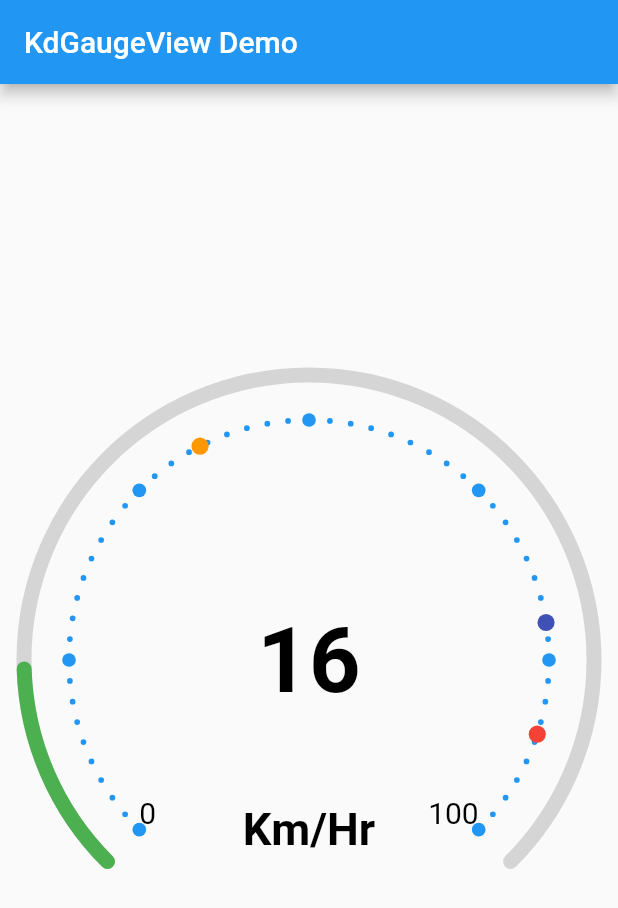
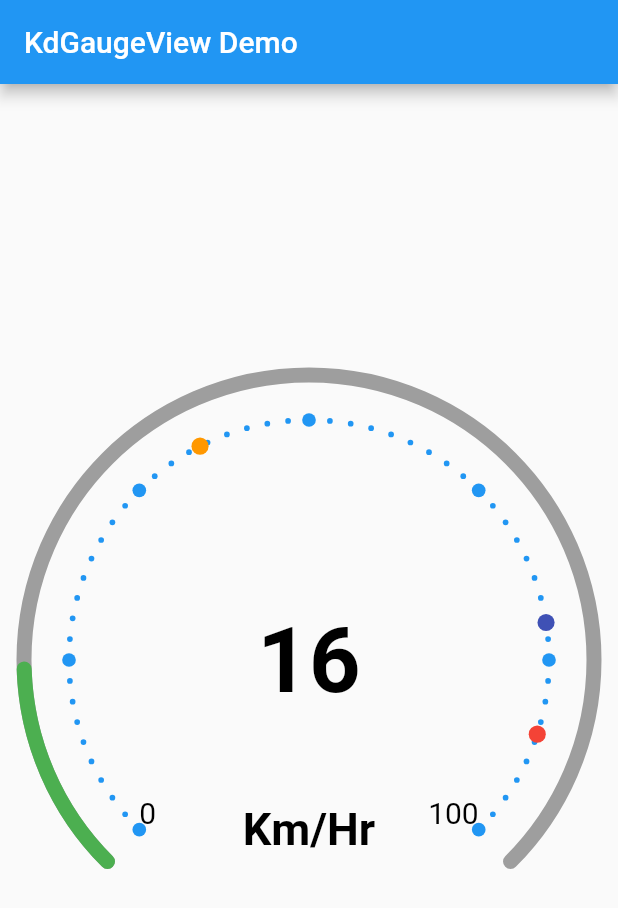
Before and after one commit to Sorbh/kdGaugeViewFlutter, a Flutter app: the first screen one second after launch, on a phone screen of 412 x 824 dp. Shown: the top 908 px of the screen. Run offline on Flutter 3.47's test engine with Material 2 defaults, Android fonts, the phone set to English and light mode, and no system bars.

Commit message:
Included InactiveArcColor

```diff
--- a/lib/kdgaugeview.dart
+++ b/lib/kdgaugeview.dart
@@ -33,6 +33,8 @@ class KdGaugeView extends StatefulWidget {
   final Duration duration;
   final int fractionDigits;
 
+  final Color inactiveArcColor;
+
   final Widget? child;
 
   KdGaugeView(
@@ -63,6 +65,7 @@ class KdGaugeView extends StatefulWidget {
       this.activeGaugeColor = Colors.green,
       this.innerCirclePadding = 30,
       this.divisionCircleColors = Colors.blue,
+      this.inactiveArcColor = Colors.grey,
       this.subDivisionCircleColors = Colors.blue,
       this.animate = false,
       this.duration = const Duration(milliseconds: 400),
@@ -130,6 +133,7 @@ class KdGaugeViewState extends State<KdGaugeView>
   Widget build(BuildContext context) {
     return CustomPaint(
       painter: _KdGaugeCustomPainter(
+          widget.inactiveArcColor,
           _gaugeMarkSpeed,
           widget.speedTextStyle,
           widget.unitOfMeasurement,
@@ -195,6 +199,8 @@ class _KdGaugeCustomPainter extends CustomPainter {
   final Color subDivisionCircleColors;
   final Color divisionCircleColors;
 
+  final Color inactiveArcColor;
+
   Offset? center;
   double mRadius = 200;
   double mDottedCircleRadius = 0;
@@ -202,6 +208,7 @@ class _KdGaugeCustomPainter extends CustomPainter {
   final int fractionDigits;
 
   _KdGaugeCustomPainter(
+      this.inactiveArcColor,
       this.speed,
       this.speedTextStyle,
       this.unitOfMeasurement,
@@ -245,7 +252,7 @@ class _KdGaugeCustomPainter extends CustomPainter {
         degToRad(arcStartAngle) as double,
         degToRad(arcSweepAngle) as double,
         false,
-        paint..color = Colors.grey.withOpacity(.4));
+        paint..color = inactiveArcColor);
 
     if (activeGaugeGradientColor == null) {
       //Draw active gauge view
```
